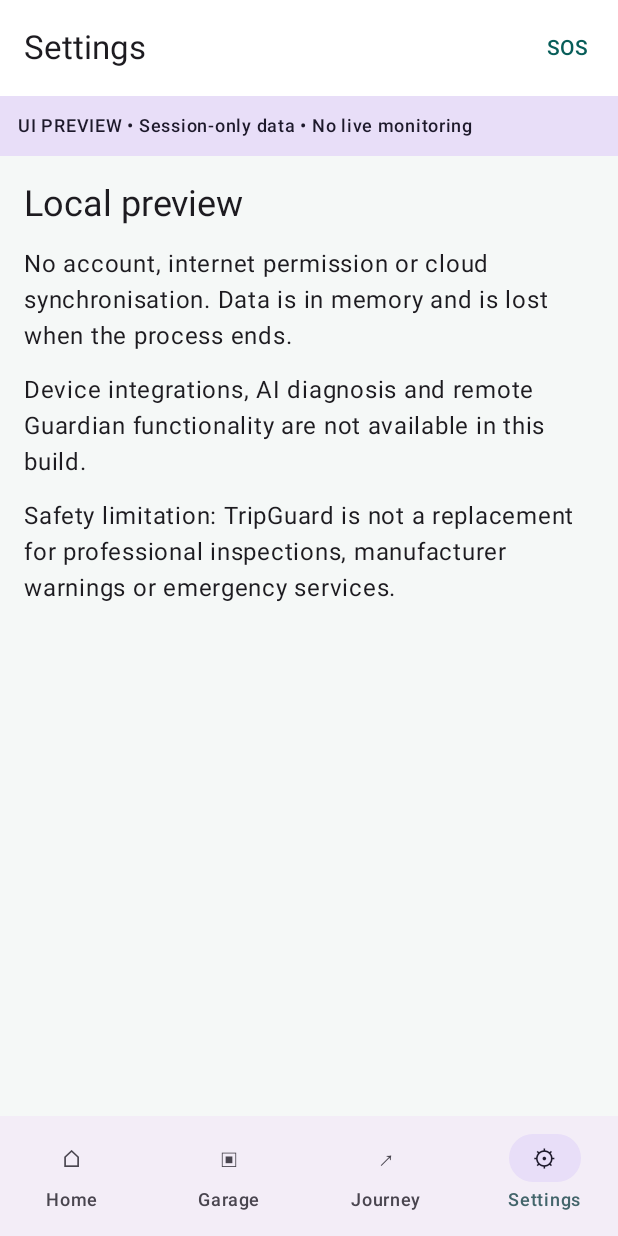
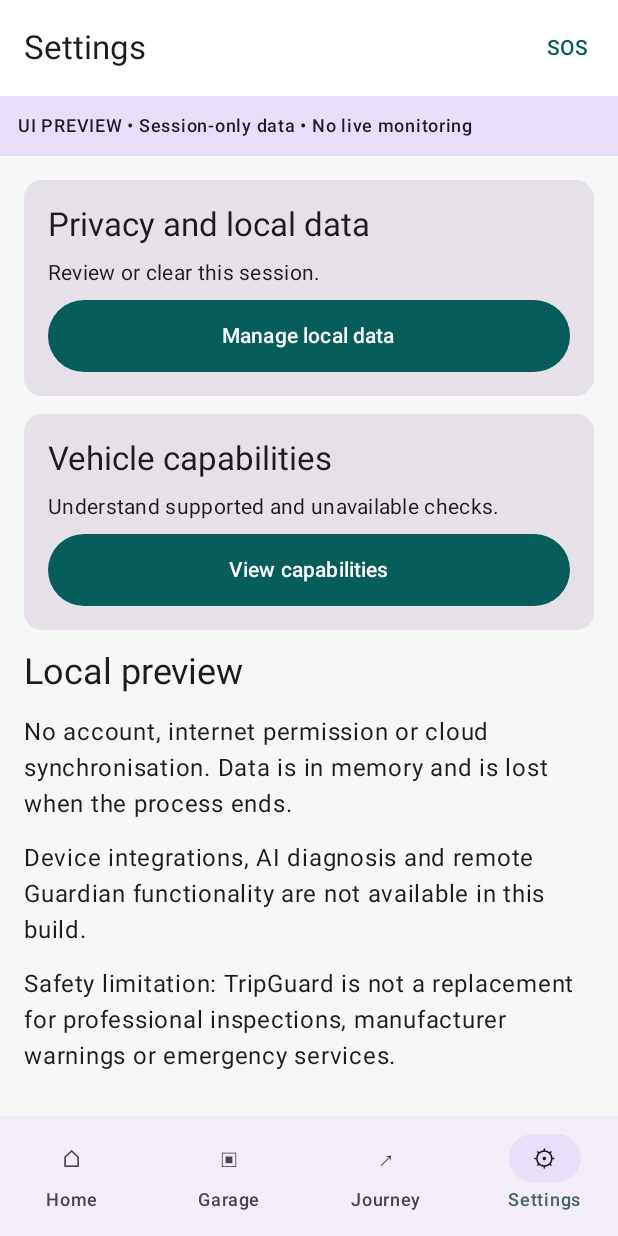
Before and after one commit to ramumutha/tripguard, an Android app built with Jetpack Compose: the screen it shows after launch (MainActivity), item 4 of the bottom bar chosen, on a phone screen of 412 x 824 dp. Run offline under Robolectric (Android 15) with nearby library versions, the phone set to English and light mode, and no system bars.

Commit message:
feat(android): add local onboarding capabilities and privacy controls [skip ci]

```diff
--- a/android/app/src/main/kotlin/com/spenmer/tripguard/MainActivity.kt
+++ b/android/app/src/main/kotlin/com/spenmer/tripguard/MainActivity.kt
@@ -1,7 +1,7 @@
 package com.spenmer.tripguard
 
 import android.content.Intent
-import android.net.Uri
+import androidx.core.net.toUri
 import android.os.Bundle
 import androidx.activity.ComponentActivity
 import androidx.activity.compose.setContent
@@ -52,15 +52,16 @@ class TripGuardViewModel : ViewModel() {
     fun record(record: InspectionPreview) { history = history + record }
     fun startJourney(destination: String) { journey = destination }
     fun endJourney() { journey = null }
+    fun clearPreview() { vehicles.forEach { repository.remove(it.id) }; vehicles = repository.list(); history = emptyList(); journey = null }
 }
-enum class Page(val title: String) { HOME("Home"), GARAGE("Garage"), ADD("Vehicle profile"),
+enum class Page(val title: String) { WELCOME("Welcome"), CAPABILITIES("Vehicle capabilities"), PRIVACY("Privacy and local data"), HOME("Home"), GARAGE("Garage"), ADD("Vehicle profile"),
     INSPECTION("Safety inspection"), HISTORY("Inspection history"), JOURNEY("Journey"),
     RESCUE("Emergency assistance"), SETTINGS("Settings") }
 
 @OptIn(ExperimentalMaterial3Api::class)
 @Composable
 fun TripGuard(vm: TripGuardViewModel = viewModel()) {
-    var page by rememberSaveable { mutableStateOf(Page.HOME) }
+    var page by rememberSaveable { mutableStateOf(Page.WELCOME) }
     var selectedId by rememberSaveable { mutableStateOf<String?>(null) }
     var editingId by rememberSaveable { mutableStateOf<String?>(null) }
     val navigate: (Page) -> Unit = { page = it }
@@ -97,7 +98,10 @@ fun TripGuard(vm: TripGuardViewModel = viewModel()) {
                     Page.HISTORY -> History(vm.history, { page = Page.INSPECTION })
                     Page.JOURNEY -> Journey(vm.journey, vm::startJourney, vm::endJourney)
                     Page.RESCUE -> Rescue()
-                    Page.SETTINGS -> Settings()
+                    Page.SETTINGS -> Settings({ page = Page.PRIVACY }, { page = Page.CAPABILITIES })
+                    Page.WELCOME -> Welcome { page = Page.HOME }
+                    Page.CAPABILITIES -> Capabilities()
+                    Page.PRIVACY -> Privacy { vm.clearPreview(); selectedId = null; editingId = null; page = Page.HOME }
                 }
             }
         }
@@ -271,16 +275,49 @@ private fun Rescue() {
             text = { Text("You must choose to place the call. TripGuard cannot confirm delivery or dispatch.") },
             confirmButton = { TextButton(onClick = {
                 confirmNumber = null
-                try { context.startActivity(Intent(Intent.ACTION_DIAL, Uri.parse("tel:$number"))); error = false }
+                try { context.startActivity(Intent(Intent.ACTION_DIAL, "tel:$number".toUri())); error = false }
                 catch (_: android.content.ActivityNotFoundException) { error = true }
             }) { Text("Open dialer") } },
             dismissButton = { TextButton(onClick = { confirmNumber = null }) { Text("Cancel") } })
     }
 }
 @Composable
-private fun Settings() = Body {
+private fun Settings(privacy: () -> Unit, capabilities: () -> Unit) = Body {
+    item { ActionCard("Privacy and local data", "Review or clear this session.", "Manage local data", privacy) }
+    item { ActionCard("Vehicle capabilities", "Understand supported and unavailable checks.", "View capabilities", capabilities) }
     item { Text("Local preview", style = MaterialTheme.typography.headlineSmall) }
     item { Text("No account, internet permission or cloud synchronisation. Data is in memory and is lost when the process ends.") }
     item { Text("Device integrations, AI diagnosis and remote Guardian functionality are not available in this build.") }
     item { Text("Safety limitation: TripGuard is not a replacement for professional inspections, manufacturer warnings or emergency services.") }
 }
+
+@Composable
+private fun Welcome(continueLocal: () -> Unit) = Body {
+    item { Text("TripGuard", style = MaterialTheme.typography.headlineLarge) }
+    item { Text("Prevent • Detect • Protect", style = MaterialTheme.typography.titleLarge) }
+    item { Text("Prepare for journeys with guided visual checks and emergency guidance. No account is required.") }
+    item { Text("This preview uses session-only data. It does not detect hidden mechanical faults, track your journey or dispatch help.") }
+    item { Button(onClick = continueLocal, modifier = Modifier.fillMaxWidth()) { Text("Continue locally") } }
+}
+@Composable
+private fun Capabilities() = Body {
+    item { Text("Supported in this preview", style = MaterialTheme.typography.titleLarge) }
+    item { Text("Manual vehicle profiles, stationary visual observations and local destination recording.") }
+    item { Text("Not available", style = MaterialTheme.typography.titleLarge) }
+    item { Text("Camera diagnosis, live sensor data, GPS sharing, automatic emergency dispatch and background monitoring.") }
+    item { Text("Vehicle-specific checks depend on equipment fitted. Follow the manufacturer's manual; unknown checks cannot establish safety.") }
+}
+@Composable
+private fun Privacy(clear: () -> Unit) {
+    var confirm by remember { mutableStateOf(false) }
+    Body {
+        item { Text("Your preview data", style = MaterialTheme.typography.titleLarge) }
+        item { Text("Vehicle profiles, inspection summaries and destination are held in memory. No cloud transmission or account.") }
+        item { OutlinedButton(onClick = { confirm = true }, modifier = Modifier.fillMaxWidth()) { Text("Clear all preview data") } }
+    }
+    if (confirm) AlertDialog(onDismissRequest = { confirm = false },
+        title = { Text("Clear this session?") },
+        text = { Text("All vehicle profiles, observations and the active destination will be removed. This cannot be undone.") },
+        confirmButton = { TextButton(onClick = { confirm = false; clear() }) { Text("Clear data") } },
+        dismissButton = { TextButton(onClick = { confirm = false }) { Text("Cancel") } })
+}
```
